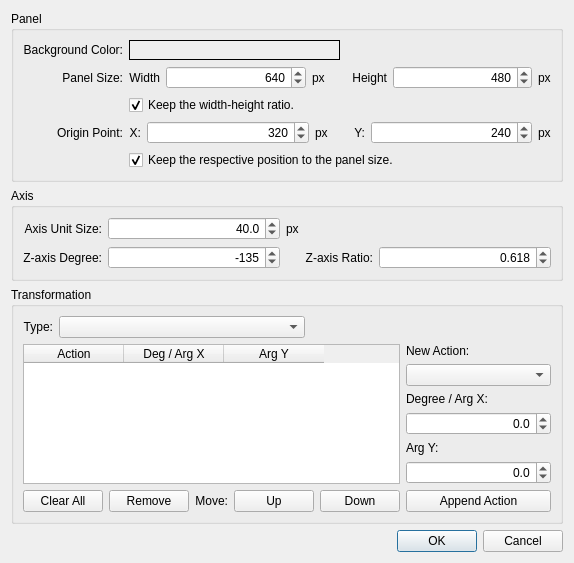
The window that FigureItNow7/finUiGraphConfigDlg.ui (yuylong/FigureItNow) describes before a commit, drawn with Qt 5.
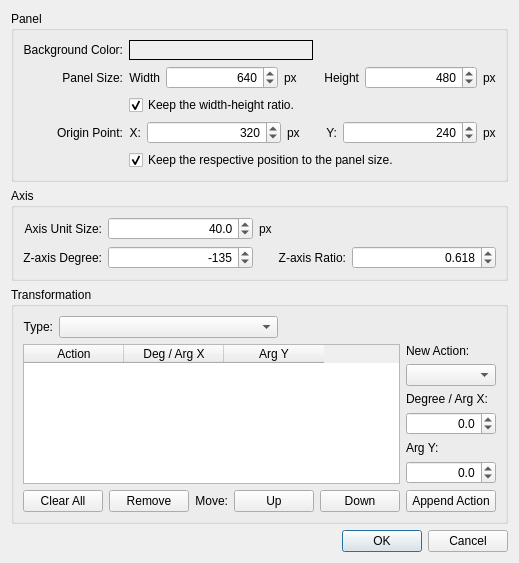
The same window after the commit. Custom widgets are drawn as their Qt base class.

Commit message: Tune the graph config dialog size.

```diff
--- a/FigureItNow7/finUiGraphConfigDlg.ui
+++ b/FigureItNow7/finUiGraphConfigDlg.ui
@@ -6,8 +6,8 @@
    <rect>
     <x>0</x>
     <y>0</y>
-    <width>574</width>
-    <height>528</height>
+    <width>519</width>
+    <height>512</height>
    </rect>
   </property>
   <property name="windowTitle">
```
